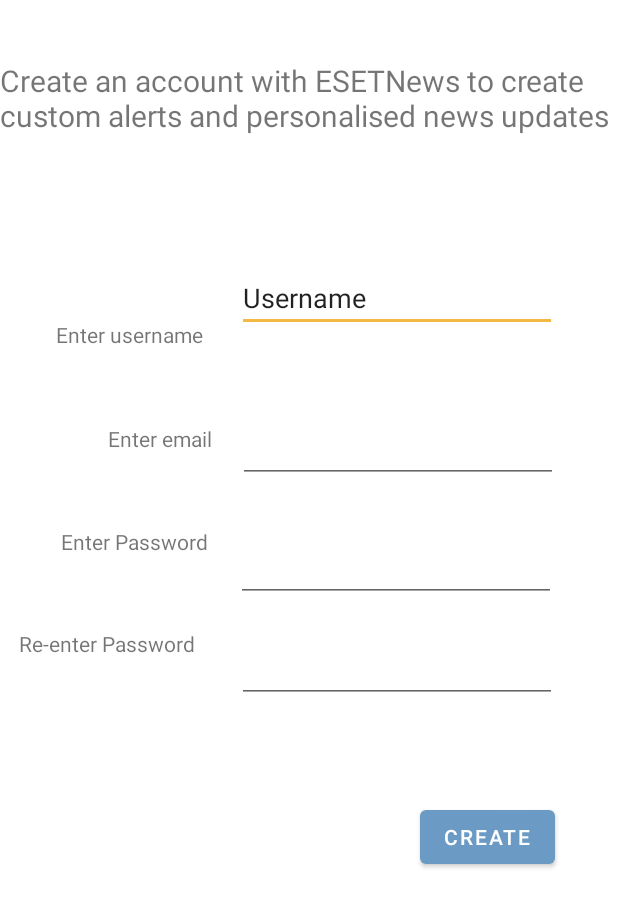
After one commit to plasticglasses/esetNews, an Android app: the SignUpActivity screen opened directly, with no data from a screen before it, on a phone screen of 412 x 824 dp. The commit adds this screen. Shown: the top 907 px of the screen. Run offline under Robolectric (Android 15) with nearby library versions, the phone set to English and light mode, and no system bars.

Commit message:
designed login.xml, sign up and added navigation functions

```diff
--- a/app/build.gradle
+++ b/app/build.gradle
@@ -32,6 +32,7 @@
     implementation 'androidx.appcompat:appcompat:1.2.0'
     implementation 'androidx.constraintlayout:constraintlayout:2.0.4'
     implementation 'com.google.android.gms:play-services-maps:17.0.0'
+    implementation 'com.google.firebase:firebase-auth:19.2.0'
     testImplementation 'junit:junit:4.12'
     androidTestImplementation 'androidx.test.ext:junit:1.1.2'
     androidTestImplementation 'androidx.test.espresso:espresso-core:3.3.0'
@@ -45,6 +46,8 @@
     // Add the dependency for the Firebase SDK for Google Analytics
     // When using the BoM, don't specify versions in Firebase dependencies
     implementation 'com.google.firebase:firebase-analytics-ktx'
+    implementation 'com.google.firebase:firebase-auth-ktx'
+
 
     // Add the dependencies for any other desired Firebase products
     // https://firebase.google.com/docs/android/setup#available-libraries
--- a/app/src/main/java/com/plasticglassses/esetnews/MainActivity.kt
+++ b/app/src/main/java/com/plasticglassses/esetnews/MainActivity.kt
@@ -1,5 +1,6 @@
 package com.plasticglassses.esetnews
 
+import android.content.Intent
 import androidx.appcompat.app.AppCompatActivity
 import android.os.Bundle
 import android.view.Menu
@@ -72,6 +73,11 @@
         return super.onOptionsItemSelected(item)
     }
 
+    fun logout(item: MenuItem) {
+        val intent = Intent(this, LoginActivity::class.java)
+        startActivity(intent)
+    }
+
 //    fun getHeadline(view: View){
 //        Ion.with(this)
 //            .load("GET", "https://newsapi.org/v2/top-headlines?country=us&apiKey=8abf9b3bbc4c4e86b186100f1c3f4e6d")
--- /dev/null
+++ b/app/src/main/java/com/plasticglassses/esetnews/SignUpActivity.kt
@@ -0,0 +1,18 @@
+package com.plasticglassses.esetnews
+
+import android.content.Intent
+import androidx.appcompat.app.AppCompatActivity
+import android.os.Bundle
+import android.view.View
+
+class SignUpActivity : AppCompatActivity() {
+    override fun onCreate(savedInstanceState: Bundle?) {
+        super.onCreate(savedInstanceState)
+        setContentView(R.layout.activity_sign_up)
+    }
+
+    fun clickLoginButton(view: View) {
+        val intent = Intent(this, MainActivity::class.java)
+        startActivity(intent)
+    }
+}
--- /dev/null
+++ b/app/src/main/res/layout/activity_sign_up.xml
@@ -0,0 +1,142 @@
+<?xml version="1.0" encoding="utf-8"?>
+<androidx.constraintlayout.widget.ConstraintLayout xmlns:android="http://schemas.android.com/apk/res/android"
+    xmlns:app="http://schemas.android.com/apk/res-auto"
+    xmlns:tools="http://schemas.android.com/tools"
+    android:layout_width="match_parent"
+    android:layout_height="match_parent"
+    tools:context=".SignUpActivity">
+
+
+    <EditText
+        android:id="@+id/editTextTextPersonName"
+        android:layout_width="wrap_content"
+        android:layout_height="wrap_content"
+        android:layout_marginTop="176dp"
+        android:ems="10"
+        android:inputType="textPersonName"
+        android:text="Username"
+        app:layout_constraintEnd_toEndOf="parent"
+        app:layout_constraintHorizontal_bias="0.796"
+        app:layout_constraintStart_toStartOf="parent"
+        app:layout_constraintTop_toTopOf="parent" />
+
+    <TextView
+        android:id="@+id/textView6"
+        android:layout_width="wrap_content"
+        android:layout_height="wrap_content"
+        android:text="Enter email"
+        app:layout_constraintBottom_toBottomOf="parent"
+        app:layout_constraintEnd_toStartOf="@+id/editTextTextEmailAddress"
+        app:layout_constraintHorizontal_bias="0.808"
+        app:layout_constraintStart_toStartOf="parent"
+        app:layout_constraintTop_toBottomOf="@+id/textView5"
+        app:layout_constraintVertical_bias="0.087" />
+
+    <TextView
+        android:id="@+id/textView7"
+        android:layout_width="wrap_content"
+        android:layout_height="wrap_content"
+        android:layout_marginTop="49dp"
+        android:text="Enter Password"
+        app:layout_constraintBottom_toBottomOf="parent"
+        app:layout_constraintEnd_toStartOf="@+id/editTextTextPassword2"
+        app:layout_constraintHorizontal_bias="0.682"
+        app:layout_constraintStart_toStartOf="parent"
+        app:layout_constraintTop_toBottomOf="@+id/textView6"
+        app:layout_constraintVertical_bias="0.0" />
+
+    <TextView
+        android:id="@+id/textView8"
+        android:layout_width="128dp"
+        android:layout_height="35dp"
+        android:layout_marginTop="49dp"
+        android:text="Re-enter Password"
+        app:layout_constraintBottom_toBottomOf="parent"
+        app:layout_constraintEnd_toStartOf="@+id/editTextTextPassword"
+        app:layout_constraintHorizontal_bias="0.424"
+        app:layout_constraintStart_toStartOf="parent"
+        app:layout_constraintTop_toTopOf="parent" />
+
+    <EditText
+        android:id="@+id/editTextTextPassword2"
+        android:layout_width="wrap_content"
+        android:layout_height="wrap_content"
+        android:layout_marginBottom="32dp"
+        android:ems="10"
+        android:inputType="textPassword"
+        app:layout_constraintBottom_toBottomOf="parent"
+        app:layout_constraintEnd_toEndOf="parent"
+        app:layout_constraintHorizontal_bias="0.791"
+        app:layout_constraintStart_toStartOf="parent"
+        app:layout_constraintTop_toTopOf="parent"
+        app:layout_constraintVertical_bias="0.477" />
+
+    <EditText
+        android:id="@+id/editTextTextPassword"
+        android:layout_width="wrap_content"
+        android:layout_height="wrap_content"
+        android:layout_marginTop="11dp"
+        android:ems="10"
+        android:inputType="textPassword"
+        app:layout_constraintBottom_toBottomOf="parent"
+        app:layout_constraintEnd_toEndOf="parent"
+        app:layout_constraintHorizontal_bias="0.796"
+        app:layout_constraintStart_toStartOf="parent"
+        app:layout_constraintTop_toBottomOf="@+id/editTextTextPassword2"
+        app:layout_constraintVertical_bias="0.03" />
+
+    <EditText
+        android:id="@+id/editTextTextEmailAddress"
+        android:layout_width="wrap_content"
+        android:layout_height="wrap_content"
+        android:layout_marginStart="145dp"
+        android:ems="10"
+        android:inputType="textEmailAddress"
+        app:layout_constraintBottom_toBottomOf="parent"
+        app:layout_constraintEnd_toEndOf="parent"
+        app:layout_constraintHorizontal_bias="0.25"
+        app:layout_constraintStart_toStartOf="parent"
+        app:layout_constraintTop_toTopOf="parent"
+        app:layout_constraintVertical_bias="0.355" />
+
+    <TextView
+        android:id="@+id/textView"
+        android:layout_width="wrap_content"
+        android:layout_height="wrap_content"
+        android:text="Create an account with ESETNews to create custom alerts and personalised news updates"
+        android:textSize="20sp"
+        app:layout_constraintBottom_toTopOf="@+id/editTextTextPersonName"
+        app:layout_constraintEnd_toEndOf="parent"
+        app:layout_constraintHorizontal_bias="1.0"
+        app:layout_constraintStart_toStartOf="parent"
+        app:layout_constraintTop_toTopOf="parent"
+        app:layout_constraintVertical_bias="0.32" />
+
+    <TextView
+        android:id="@+id/textView5"
+        android:layout_width="wrap_content"
+        android:layout_height="wrap_content"
+        android:text="Enter username"
+        app:layout_constraintBottom_toBottomOf="parent"
+        app:layout_constraintEnd_toStartOf="@+id/editTextTextPersonName"
+        app:layout_constraintHorizontal_bias="0.617"
+        app:layout_constraintStart_toStartOf="parent"
+        app:layout_constraintTop_toTopOf="parent"
+        app:layout_constraintVertical_bias="0.265" />
+
+    <Button
+        android:id="@+id/createButton"
+        android:layout_width="wrap_content"
+        android:layout_height="wrap_content"
+        android:layout_marginStart="278dp"
+        android:layout_marginTop="42dp"
+        android:layout_marginEnd="40dp"
+        android:layout_marginBottom="219dp"
+        android:text="Create"
+        android:onClick="clickLoginButton"
+        app:layout_constraintBottom_toBottomOf="parent"
+        app:layout_constraintEnd_toEndOf="parent"
+        app:layout_constraintStart_toStartOf="parent"
+        app:layout_constraintTop_toBottomOf="@+id/editTextTextPassword" />
+
+</androidx.constraintlayout.widget.ConstraintLayout>
--- a/app/src/main/res/menu/news_toolbar_layout.xml
+++ b/app/src/main/res/menu/news_toolbar_layout.xml
@@ -14,6 +14,7 @@
     </item>
     <item
         android:id = "@+id/action_logout"
-        android:title="@string/log_out">
+        android:title="@string/log_out"
+        android:onClick="logout">
     </item>
 </menu>
```
Also changed, not shown: app/src/main/AndroidManifest.xml (+8 -5 lines), app/src/main/java/com/plasticglassses/esetnews/LoginActivity.kt (added, +41 -0 lines), app/src/main/res/layout/activity_login.xml (added, +143 -0 lines), 208 other files.
